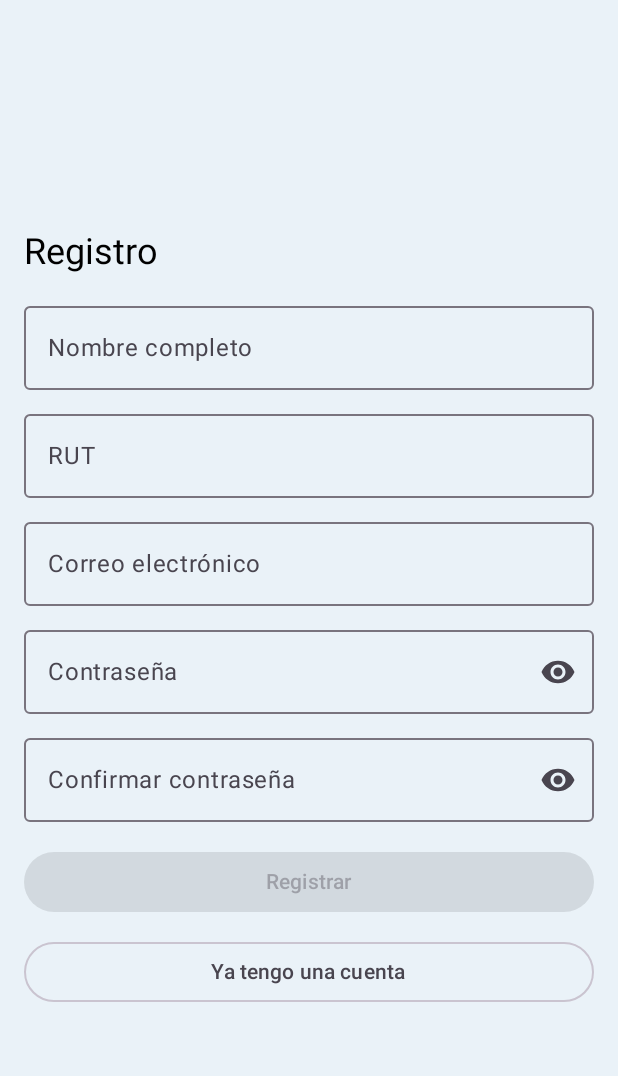
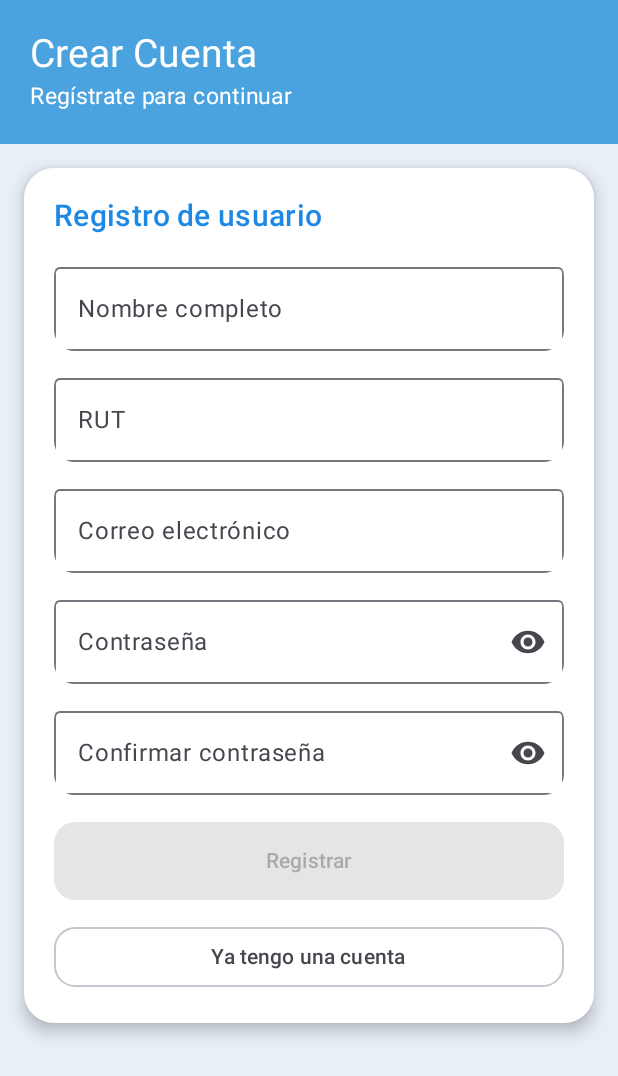
Before and after one commit to brucespinoza/TiendaComics, an Android app built with Jetpack Compose: the register screen opened through its navigation route, on a phone screen of 412 x 824 dp. Shown: the top 1076 px of the screen. Run offline under Robolectric (Android 15) with nearby library versions, the phone set to English and light mode, and no system bars; our stand-ins replace Room's generated code.

Commit message:
AHORA SI TODAS LAS PESTAÑAS ESTAN A CORDE CON EL DISEÑO.

```diff
--- a/app/src/main/java/com/example/tiendacomic/ui/screen/RegistroScreen.kt
+++ b/app/src/main/java/com/example/tiendacomic/ui/screen/RegistroScreen.kt
@@ -2,6 +2,7 @@ package com.example.tiendacomic.ui.screen
 
 import androidx.compose.foundation.background
 import androidx.compose.foundation.layout.*
+import androidx.compose.foundation.shape.RoundedCornerShape
 import androidx.compose.foundation.text.KeyboardOptions
 import androidx.compose.material.icons.Icons
 import androidx.compose.material.icons.filled.Visibility
@@ -10,29 +11,29 @@ import androidx.compose.material3.*
 import androidx.compose.runtime.*
 import androidx.compose.ui.Alignment
 import androidx.compose.ui.Modifier
+import androidx.compose.ui.draw.clip
+import androidx.compose.ui.graphics.Color
 import androidx.compose.ui.text.input.*
 import androidx.compose.ui.unit.dp
+import androidx.compose.ui.unit.sp
 import androidx.lifecycle.compose.collectAsStateWithLifecycle
-import androidx.lifecycle.viewmodel.compose.viewModel
 import com.example.tiendacomic.ui.viewmodel.ModeloAutenticacion
 
 
-
-//Conectamos la pantalla al ViewModel
+// =============================
+//   VIEWMODEL CONEXIÓN
+// =============================
 @Composable
 fun RegistroScreenVm(
-
-    onRegistroExitoso: () -> Unit,  // Navegar a Login después de registrar
-    onIrLogin: () -> Unit,           // Botón Ya tengo cuenta
-    vm: ModeloAutenticacion //base de datos
-
+    onRegistroExitoso: () -> Unit,
+    onIrLogin: () -> Unit,
+    vm: ModeloAutenticacion
 ) {
-    //val vm: ModeloAutenticacion = viewModel()
-    val estado by vm.registro.collectAsStateWithLifecycle() //base de datos
+    val estado by vm.registro.collectAsStateWithLifecycle()
 
     if (estado.exito) {
         vm.limpiarResultadoRegistro()
-        onRegistroExitoso() //base de datos
+        onRegistroExitoso()
     }
 
     RegistroScreen(
@@ -64,6 +65,9 @@ fun RegistroScreenVm(
 }
 
 
+// =============================
+//   DISEÑO COMPLETAMENTE NUEVO
+// =============================
 @Composable
 private fun RegistroScreen(
     nombre: String,
@@ -91,73 +95,111 @@ private fun RegistroScreen(
     onRegistrar: () -> Unit,
     onIrLogin: () -> Unit
 ) {
-    val fondo = MaterialTheme.colorScheme.background //fondo
     var mostrarPass by remember { mutableStateOf(false) }
     var mostrarConfirmar by remember { mutableStateOf(false) }
 
+    // FONDO GENERAL CELESTE
+    Column(
+        modifier = Modifier
+            .fillMaxSize()
+            .background(Color(0xFFE8EFF7))
+    ) {
 
-
+        // =============================
+        //  BARRA SUPERIOR AZUL
+        // =============================
         Box(
             modifier = Modifier
-            .fillMaxSize()
-            .background(fondo)
+                .fillMaxWidth()
+                .background(Color(0xFF4AA3DF))
+                .padding(20.dp)
+        ) {
+            Column {
+                Text(
+                    text = "Crear Cuenta",
+                    color = Color.White,
+                    fontSize = 26.sp,
+                    style = MaterialTheme.typography.headlineSmall
+                )
+                Text(
+                    text = "Regístrate para continuar",
+                    color = Color.White,
+                    fontSize = 15.sp
+                )
+            }
+        }
+
+        // =============================
+        //     FORMULARIO EN CARD
+        // =============================
+        Box(
+            modifier = Modifier
+                .fillMaxWidth()
                 .padding(16.dp),
-        contentAlignment = Alignment.Center
+            contentAlignment = Alignment.TopCenter
         ) {
-        Column(modifier = Modifier.fillMaxWidth()) {
-            Text("Registro", style = MaterialTheme.typography.headlineSmall)
-            Spacer(Modifier.height(12.dp))
+            Card(
+                modifier = Modifier.fillMaxWidth(),
+                shape = RoundedCornerShape(20.dp),
+                colors = CardDefaults.cardColors(containerColor = Color.White),
+                elevation = CardDefaults.cardElevation(6.dp)
+            ) {
+                Column(
+                    modifier = Modifier
+                        .padding(20.dp)
+                        .fillMaxWidth()
+                ) {
 
-            //formulario del nombre de usuario
+                    Text(
+                        text = "Registro de usuario",
+                        fontSize = 20.sp,
+                        color = Color(0xFF1E88E5),
+                        style = MaterialTheme.typography.titleMedium
+                    )
+
+                    Spacer(Modifier.height(14.dp))
+
+                    // =============================
+                    //        NOMBRE
+                    // =============================
                     OutlinedTextField(
                         value = nombre,
                         onValueChange = onNombreChange,
                         label = { Text("Nombre completo") },
                         singleLine = true,
                         isError = nombreError != null,
-                keyboardOptions = KeyboardOptions(keyboardType = KeyboardType.Text),
-                modifier = Modifier.fillMaxWidth()
+                        modifier = Modifier
+                            .fillMaxWidth()
+                            .clip(RoundedCornerShape(14.dp))
                     )
                     nombreError?.let {
-                Text(
-                    text = it,
-                    color = MaterialTheme.colorScheme.error,
-                    style = MaterialTheme.typography.labelSmall,
-                    modifier = Modifier
-                        .fillMaxWidth()
-                        .padding(top = 2.dp),
-                    softWrap = true
-                )
+                        Text(it, color = MaterialTheme.colorScheme.error)
                     }
 
+                    Spacer(Modifier.height(10.dp))
 
-            Spacer(Modifier.height(8.dp))
-
-            //formulario del rut
+                    // =============================
+                    //        RUT
+                    // =============================
                     OutlinedTextField(
                         value = rut,
                         onValueChange = onRutChange,
                         label = { Text("RUT") },
                         singleLine = true,
                         isError = rutError != null,
-                keyboardOptions = KeyboardOptions(keyboardType = KeyboardType.Text),
-                modifier = Modifier.fillMaxWidth()
+                        modifier = Modifier
+                            .fillMaxWidth()
+                            .clip(RoundedCornerShape(14.dp))
                     )
                     rutError?.let {
-                Text(
-                    text = it,
-                    color = MaterialTheme.colorScheme.error,
-                    style = MaterialTheme.typography.labelSmall,
-                    modifier = Modifier
-                        .fillMaxWidth()
-                        .padding(top = 2.dp),
-                    softWrap = true
-                )
+                        Text(it, color = MaterialTheme.colorScheme.error)
                     }
 
-            Spacer(Modifier.height(8.dp))
+                    Spacer(Modifier.height(10.dp))
 
-            //formulario del correo
+                    // =============================
+                    //        CORREO
+                    // =============================
                     OutlinedTextField(
                         value = correo,
                         onValueChange = onCorreoChange,
@@ -165,97 +207,94 @@ private fun RegistroScreen(
                         singleLine = true,
                         isError = correoError != null,
                         keyboardOptions = KeyboardOptions(keyboardType = KeyboardType.Email),
-                modifier = Modifier.fillMaxWidth()
+                        modifier = Modifier
+                            .fillMaxWidth()
+                            .clip(RoundedCornerShape(14.dp))
                     )
                     correoError?.let {
-                Text(
-                    text = it,
-                    color = MaterialTheme.colorScheme.error,
-                    style = MaterialTheme.typography.labelSmall,
-                    modifier = Modifier
-                        .fillMaxWidth()
-                        .padding(top = 2.dp),
-                    softWrap = true
-                )
+                        Text(it, color = MaterialTheme.colorScheme.error)
                     }
 
-            Spacer(Modifier.height(8.dp))
+                    Spacer(Modifier.height(10.dp))
 
-            //formulario de la contraseña
+                    // =============================
+                    //        CONTRASEÑA
+                    // =============================
                     OutlinedTextField(
                         value = contrasena,
                         onValueChange = onContrasenaChange,
                         label = { Text("Contraseña") },
                         singleLine = true,
                         isError = contrasenaError != null,
-                visualTransformation = if (mostrarPass) VisualTransformation.None else PasswordVisualTransformation(),
+                        visualTransformation =
+                            if (mostrarPass) VisualTransformation.None else PasswordVisualTransformation(),
                         trailingIcon = {
                             IconButton(onClick = { mostrarPass = !mostrarPass }) {
                                 Icon(
-                            imageVector = if (mostrarPass) Icons.Filled.VisibilityOff else Icons.Filled.Visibility,
-                            contentDescription = if (mostrarPass) "Ocultar contraseña" else "Mostrar contraseña"
+                                    imageVector =
+                                        if (mostrarPass) Icons.Filled.VisibilityOff
+                                        else Icons.Filled.Visibility,
+                                    contentDescription = null
                                 )
                             }
                         },
-                modifier = Modifier.fillMaxWidth()
+                        modifier = Modifier
+                            .fillMaxWidth()
+                            .clip(RoundedCornerShape(14.dp))
                     )
                     contrasenaError?.let {
-                Text(
-                    text = it,
-                    color = MaterialTheme.colorScheme.error,
-                    style = MaterialTheme.typography.labelSmall,
-                    modifier = Modifier
-                        .fillMaxWidth()
-                        .padding(top = 2.dp),
-                    softWrap = true
-                )
+                        Text(it, color = MaterialTheme.colorScheme.error)
                     }
 
+                    Spacer(Modifier.height(10.dp))
 
-            Spacer(Modifier.height(8.dp))
-
-            // formulario de copnfirmar
+                    // =============================
+                    //        CONFIRMAR PASS
+                    // =============================
                     OutlinedTextField(
                         value = confirmar,
                         onValueChange = onConfirmarChange,
                         label = { Text("Confirmar contraseña") },
                         singleLine = true,
                         isError = confirmarError != null,
-                visualTransformation = if (mostrarConfirmar) VisualTransformation.None else PasswordVisualTransformation(),
+                        visualTransformation =
+                            if (mostrarConfirmar) VisualTransformation.None else PasswordVisualTransformation(),
                         trailingIcon = {
                             IconButton(onClick = { mostrarConfirmar = !mostrarConfirmar }) {
                                 Icon(
-                            imageVector = if (mostrarConfirmar) Icons.Filled.VisibilityOff else Icons.Filled.Visibility,
-                            contentDescription = if (mostrarConfirmar) "Ocultar confirmación" else "Mostrar confirmación"
-
+                                    imageVector =
+                                        if (mostrarConfirmar) Icons.Filled.VisibilityOff
+                                        else Icons.Filled.Visibility,
+                                    contentDescription = null
                                 )
                             }
                         },
-                modifier = Modifier.fillMaxWidth()
-            )
-
-            confirmarError?.let {
-                Text(
-                    text = it,
-                    color = MaterialTheme.colorScheme.error,
-                    style = MaterialTheme.typography.labelSmall,
                         modifier = Modifier
                             .fillMaxWidth()
-                        .padding(top = 2.dp),
-                    softWrap = true
+                            .clip(RoundedCornerShape(14.dp))
                     )
+                    confirmarError?.let {
+                        Text(it, color = MaterialTheme.colorScheme.error)
                     }
 
-            Spacer(Modifier.height(16.dp))
+                    Spacer(Modifier.height(18.dp))
 
-            // Botton registrar
+                    // =============================
+                    //       BOTÓN REGISTRAR
+                    // =============================
                     Button(
                         onClick = onRegistrar,
                         enabled = puedeEnviar && !enviando,
-                modifier = Modifier.fillMaxWidth()
+                        modifier = Modifier
+                            .fillMaxWidth()
+                            .height(52.dp),
+                        shape = RoundedCornerShape(14.dp)
                     ) {
                         if (enviando) {
-                    CircularProgressIndicator(strokeWidth = 2.dp, modifier = Modifier.size(18.dp))
+                            CircularProgressIndicator(
+                                strokeWidth = 2.dp,
+                                modifier = Modifier.size(18.dp)
+                            )
                             Spacer(Modifier.width(8.dp))
                             Text("Creando cuenta...")
                         } else {
@@ -268,12 +307,20 @@ private fun RegistroScreen(
                         Text(it, color = MaterialTheme.colorScheme.error)
                     }
 
-            Spacer(Modifier.height(12.dp))
+                    Spacer(Modifier.height(14.dp))
 
-            //boton depara que vallas al login
-            OutlinedButton(onClick = onIrLogin, modifier = Modifier.fillMaxWidth()) {
+                    // =============================
+                    //       BOTÓN LOGIN
+                    // =============================
+                    OutlinedButton(
+                        onClick = onIrLogin,
+                        modifier = Modifier.fillMaxWidth(),
+                        shape = RoundedCornerShape(14.dp)
+                    ) {
                         Text("Ya tengo una cuenta")
                     }
                 }
             }
         }
+    }
+}
```
Lines whose indentation alone changed are shown as unchanged.
